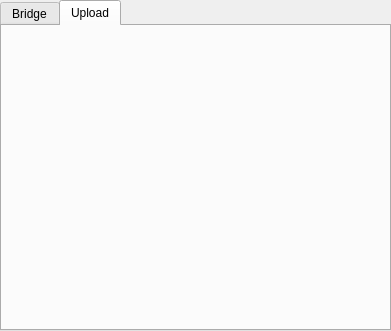
First picture: the form in ui/select/selectwindow.ui, repository T-PLAY/hub, before the edit.
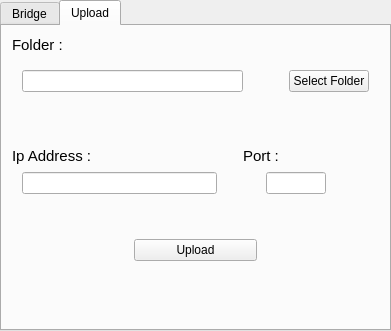
Second picture: the form after the edit. The open tabs and pages were chosen to show the change.

What changed in the file:
```diff
--- a/ui/select/selectwindow.ui
+++ b/ui/select/selectwindow.ui
@@ -529,6 +529,287 @@
      <attribute name="title">
       <string>Upload</string>
      </attribute>
+     <layout class="QVBoxLayout" name="verticalLayout">
+      <property name="leftMargin">
+       <number>10</number>
+      </property>
+      <property name="topMargin">
+       <number>10</number>
+      </property>
+      <property name="rightMargin">
+       <number>10</number>
+      </property>
+      <property name="bottomMargin">
+       <number>10</number>
+      </property>
+      <item>
+       <widget class="QLabel" name="label_2">
+        <property name="font">
+         <font>
+          <pointsize>11</pointsize>
+         </font>
+        </property>
+        <property name="text">
+         <string>Folder : </string>
+        </property>
+       </widget>
+      </item>
+      <item>
+       <layout class="QHBoxLayout" name="horizontalLayout">
+        <property name="leftMargin">
+         <number>10</number>
+        </property>
+        <property name="topMargin">
+         <number>10</number>
+        </property>
+        <property name="rightMargin">
+         <number>10</number>
+        </property>
+        <property name="bottomMargin">
+         <number>10</number>
+        </property>
+        <item>
+         <widget class="QLineEdit" name="_folderName"/>
+        </item>
+        <item>
+         <spacer name="horizontalSpacer_3">
+          <property name="orientation">
+           <enum>Qt::Horizontal</enum>
+          </property>
+          <property name="sizeType">
+           <enum>QSizePolicy::Minimum</enum>
+          </property>
+          <property name="sizeHint" stdset="0">
+           <size>
+            <width>40</width>
+            <height>20</height>
+           </size>
+          </property>
+         </spacer>
+        </item>
+        <item>
+         <widget class="QPushButton" name="_selectFolder">
+          <property name="sizePolicy">
+           <sizepolicy hsizetype="Minimum" vsizetype="Expanding">
+            <horstretch>0</horstretch>
+            <verstretch>0</verstretch>
+           </sizepolicy>
+          </property>
+          <property name="text">
+           <string>Select Folder</string>
+          </property>
+         </widget>
+        </item>
+       </layout>
+      </item>
+      <item>
+       <spacer name="verticalSpacer">
+        <property name="orientation">
+         <enum>Qt::Vertical</enum>
+        </property>
+        <property name="sizeHint" stdset="0">
+         <size>
+          <width>20</width>
+          <height>40</height>
+         </size>
+        </property>
+       </spacer>
+      </item>
+      <item>
+       <layout class="QHBoxLayout" name="horizontalLayout_4">
+        <item>
+         <widget class="QLabel" name="label">
+          <property name="font">
+           <font>
+            <pointsize>11</pointsize>
+           </font>
+          </property>
+          <property name="text">
+           <string>Ip Address :</string>
+          </property>
+         </widget>
+        </item>
+        <item>
+         <spacer name="horizontalSpacer_6">
+          <property name="orientation">
+           <enum>Qt::Horizontal</enum>
+          </property>
+          <property name="sizeHint" stdset="0">
+           <size>
+            <width>40</width>
+            <height>20</height>
+           </size>
+          </property>
+         </spacer>
+        </item>
+        <item>
+         <widget class="QLabel" name="label_3">
+          <property name="font">
+           <font>
+            <pointsize>11</pointsize>
+           </font>
+          </property>
+          <property name="text">
+           <string>Port :                        </string>
+          </property>
+         </widget>
+        </item>
+       </layout>
+      </item>
+      <item>
+       <layout class="QHBoxLayout" name="horizontalLayout_3">
+        <property name="leftMargin">
+         <number>10</number>
+        </property>
+        <property name="rightMargin">
+         <number>10</number>
+        </property>
+        <item>
+         <widget class="QLineEdit" name="_ipAddress">
+          <property name="sizePolicy">
+           <sizepolicy hsizetype="Fixed" vsizetype="Fixed">
+            <horstretch>0</horstretch>
+            <verstretch>0</verstretch>
+           </sizepolicy>
+          </property>
+          <property name="minimumSize">
+           <size>
+            <width>195</width>
+            <height>0</height>
+           </size>
+          </property>
+         </widget>
+        </item>
+        <item>
+         <spacer name="horizontalSpacer_5">
+          <property name="orientation">
+           <enum>Qt::Horizontal</enum>
+          </property>
+          <property name="sizeHint" stdset="0">
+           <size>
+            <width>40</width>
+            <height>20</height>
+           </size>
+          </property>
+         </spacer>
+        </item>
+        <item>
+         <widget class="QLineEdit" name="_port">
+          <property name="sizePolicy">
+           <sizepolicy hsizetype="Fixed" vsizetype="Fixed">
+            <horstretch>0</horstretch>
+            <verstretch>0</verstretch>
+           </sizepolicy>
+          </property>
+          <property name="minimumSize">
+           <size>
+            <width>30</width>
+            <height>0</height>
+           </size>
+          </property>
+          <property name="maximumSize">
+           <size>
+            <width>60</width>
+            <height>16777215</height>
+           </size>
+          </property>
+         </widget>
+        </item>
+        <item>
+         <spacer name="horizontalSpacer_4">
+          <property name="orientation">
+           <enum>Qt::Horizontal</enum>
+          </property>
+          <property name="sizeHint" stdset="0">
+           <size>
+            <width>40</width>
+            <height>20</height>
+           </size>
+          </property>
+         </spacer>
+        </item>
+       </layout>
+      </item>
+      <item>
+       <spacer name="verticalSpacer_5">
+        <property name="orientation">
+         <enum>Qt::Vertical</enum>
+        </property>
+        <property name="sizeHint" stdset="0">
+         <size>
+          <width>20</width>
+          <height>40</height>
+         </size>
+        </property>
+       </spacer>
+      </item>
+      <item>
+       <layout class="QHBoxLayout" name="horizontalLayout_2">
+        <item>
+         <spacer name="horizontalSpacer">
+          <property name="orientation">
+           <enum>Qt::Horizontal</enum>
+          </property>
+          <property name="sizeHint" stdset="0">
+           <size>
+            <width>40</width>
+            <height>20</height>
+           </size>
+          </property>
+         </spacer>
+        </item>
+        <item>
+         <widget class="QPushButton" name="_upload">
+          <property name="sizePolicy">
+           <sizepolicy hsizetype="Expanding" vsizetype="Expanding">
+            <horstretch>0</horstretch>
+            <verstretch>0</verstretch>
+           </sizepolicy>
+          </property>
+          <property name="text">
+           <string>Upload</string>
+          </property>
+         </widget>
+        </item>
+        <item>
+         <spacer name="horizontalSpacer_2">
+          <property name="orientation">
+           <enum>Qt::Horizontal</enum>
+          </property>
+          <property name="sizeHint" stdset="0">
+           <size>
+            <width>40</width>
+            <height>20</height>
+           </size>
+          </property>
+         </spacer>
+        </item>
+       </layout>
+      </item>
+      <item>
+       <spacer name="verticalSpacer_4">
+        <property name="orientation">
+         <enum>Qt::Vertical</enum>
+        </property>
+        <property name="sizeHint" stdset="0">
+         <size>
+          <width>20</width>
+          <height>40</height>
+         </size>
+        </property>
+       </spacer>
+      </item>
+      <item>
+       <widget class="QLabel" name="_label">
+        <property name="text">
+         <string/>
+        </property>
+        <property name="alignment">
+         <set>Qt::AlignCenter</set>
+        </property>
+       </widget>
+      </item>
+     </layout>
     </widget>
    </widget>
   </widget>
```
Left out of the diff: 2 changed lines with no effect on the pictures.
